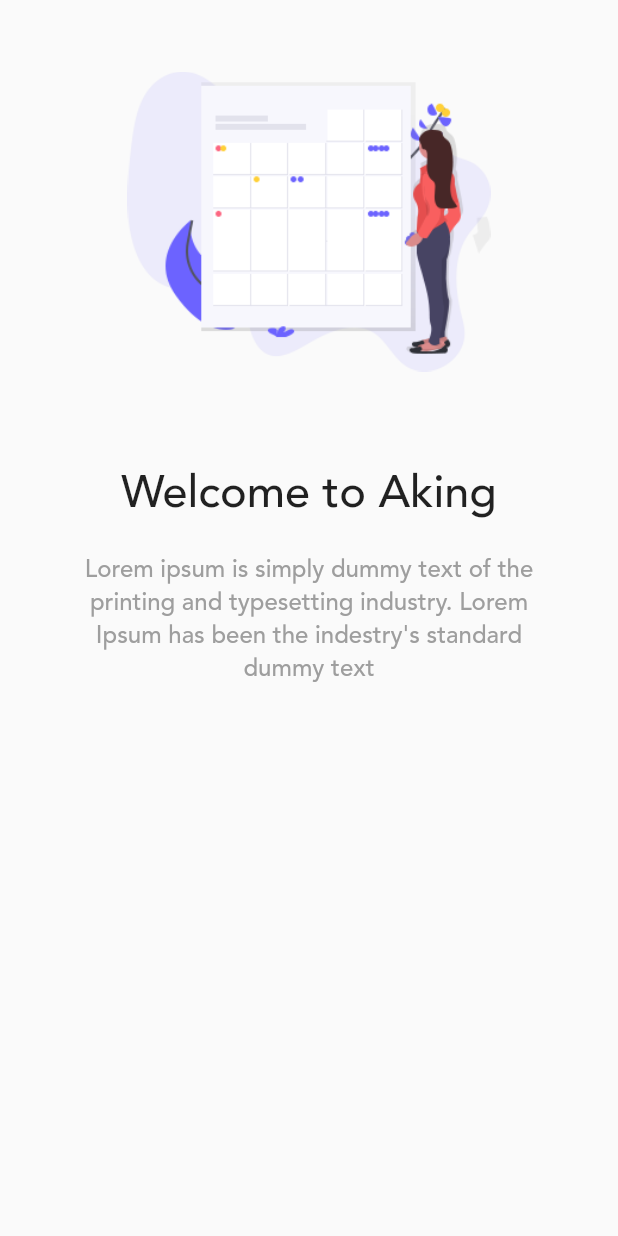
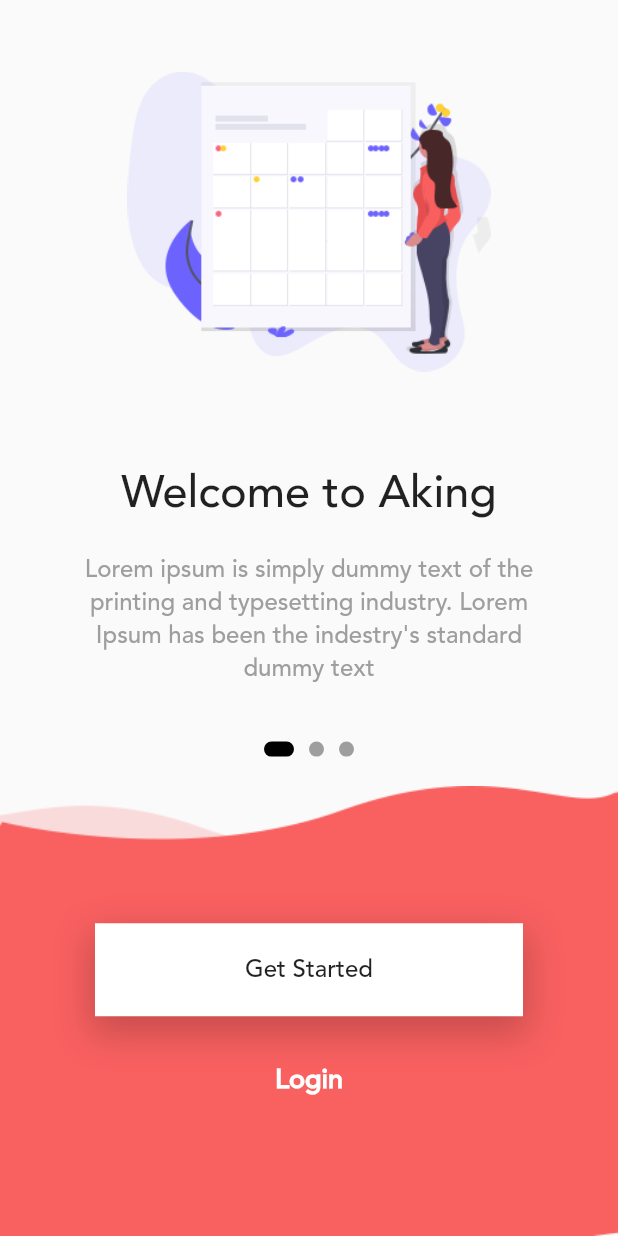
Before and after one commit to kyoichii/todoapp, a Flutter app: the screen it shows after launch, on a phone screen of 412 x 824 dp. Run offline on Flutter 3.47's test engine with Material 2 defaults, Android fonts, the phone set to English and light mode, and no system bars.

Commit message:
2021/6/14

```diff
--- a/lib/Onbording.dart
+++ b/lib/Onbording.dart
@@ -1,4 +1,5 @@
 import 'package:flutter/material.dart';
+import 'LoginPage.dart';
 
 class Onbording extends StatelessWidget {
   @override
@@ -46,11 +47,81 @@ class _onvordingState extends State<onbording> {
                   ],
                   onPageChanged: (value) =>{setCurrentPage(value)},
                 ),
+              ),
+              /*
+              説明の下にあるTabのやつの表示
+               */
+              Row(
+                //getIndicatorに値を送りそこでデザインを作成している
+                mainAxisAlignment: MainAxisAlignment.center,
+                children: List.generate(3, (index) => getIndicator(index)),
               )
             ],
+          ),
+          /*
+          画面の下に画像とその画像の上にボタンを配置させる
+           */
+          Positioned(
+            bottom: 0,
+            left: 0,
+            right: 0,
+            child: Container(
+              margin: EdgeInsets.only(top: 20),
+              height: 300,
+              width: MediaQuery.of(context).size.width,
+              decoration: BoxDecoration(
+                image: DecorationImage(
+                  image: AssetImage('asset/image/path1.png'),
+                    fit: BoxFit.fill
+                )
+              ),
+              child: Column(
+                mainAxisAlignment: MainAxisAlignment.center,
+                children: [
+                  InkWell(
+                    onTap: openLoginPage,
+                    child: Container(
+                      padding: EdgeInsets.symmetric(vertical: 20, horizontal: 100),
+                      decoration: BoxDecoration(
+                        color: Colors.white,
+                        boxShadow: [BoxShadow(
+                          color: Colors.black.withOpacity(0.2),
+                          offset: Offset(0,9),
+                          blurRadius: 20,
+                          spreadRadius: 3
+                        )]
+                      ),
+                      child: Text("Get Started", style: TextStyle(
+                        fontSize: 16
+                      ),),
+                    ),
+                  ),
+                  SizedBox(height: 30,),
+                  Text("Login", style: TextStyle(
+                    color: Colors.white,
+                    fontSize: 18,
+                    fontWeight: FontWeight.bold
+                  ),)
+                ],
+              ),
+            ),
           )
         ],
       )
+    );
+  }
+
+  //Tabのデザインを作っているgetIndicator
+  AnimatedContainer getIndicator(int pageNo){
+    return AnimatedContainer(
+      duration: Duration(milliseconds: 100),
+      height: 10,
+      width: (currentPage == pageNo) ? 20 : 10,
+      margin: EdgeInsets.symmetric(horizontal: 5),
+      decoration: BoxDecoration(
+        borderRadius: BorderRadius.all(Radius.circular(5)),
+        color: (currentPage == pageNo) ? Colors.black : Colors.grey
+      ),
     );
   }
 
@@ -106,4 +177,10 @@ class _onvordingState extends State<onbording> {
     });
   }
 
+  /*
+  ログインぺージへ
+   */
+  openLoginPage(){
+    Navigator.push(context, MaterialPageRoute(builder: (context) => LoginPage()));
+  }
 }
```
Also changed, not shown: lib/Forgotpassword.dart (added, +9 -0 lines), lib/LoginPage.dart (added, +100 -0 lines).
